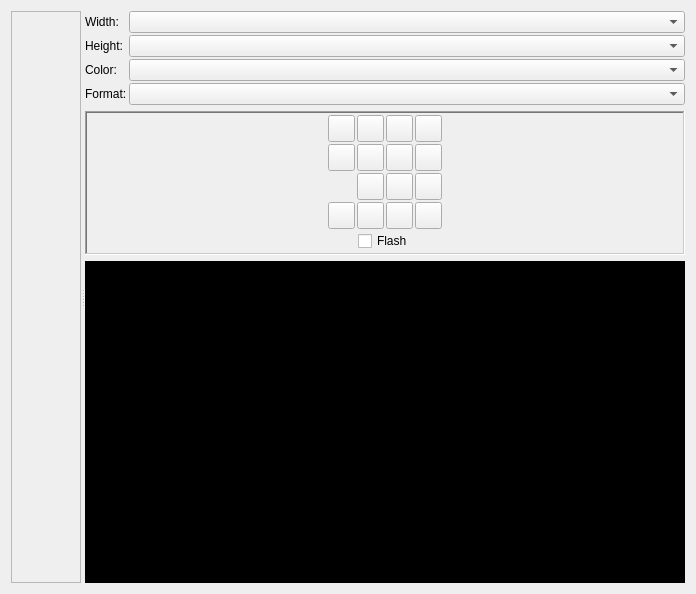
The window that editor/editor/gfx/GfxEditorTab.ui (zapolnov/zxide) describes before a commit, drawn with Qt 5.
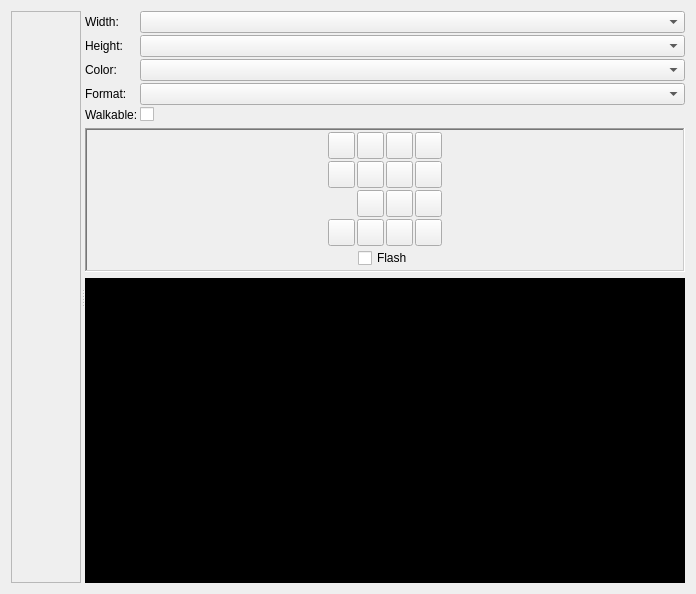
The same window after the commit. Icons and pictures are not drawn. Custom widgets are drawn as their Qt base class.

Commit message: Added support for specifying if tile is walkable.

Patch:
```diff
--- a/editor/editor/gfx/GfxEditorTab.ui
+++ b/editor/editor/gfx/GfxEditorTab.ui
@@ -108,6 +108,23 @@
          <item row="3" column="1">
           <widget class="QComboBox" name="formatCombo"/>
          </item>
+         <item row="4" column="0">
+          <widget class="QLabel" name="walkableLabel">
+           <property name="text">
+            <string>Walkable:</string>
+           </property>
+           <property name="buddy">
+            <cstring>walkableCheck</cstring>
+           </property>
+          </widget>
+         </item>
+         <item row="4" column="1">
+          <widget class="QCheckBox" name="walkableCheck">
+           <property name="text">
+            <string/>
+           </property>
+          </widget>
+         </item>
         </layout>
        </item>
        <item>
@@ -479,8 +496,8 @@
            <rect>
             <x>0</x>
             <y>0</y>
-            <width>587</width>
-            <height>239</height>
+            <width>598</width>
+            <height>295</height>
            </rect>
           </property>
           <property name="text">
```
Left out of the diff: 26 changed lines with no effect on the pictures. The commit also changes 5 other files.
